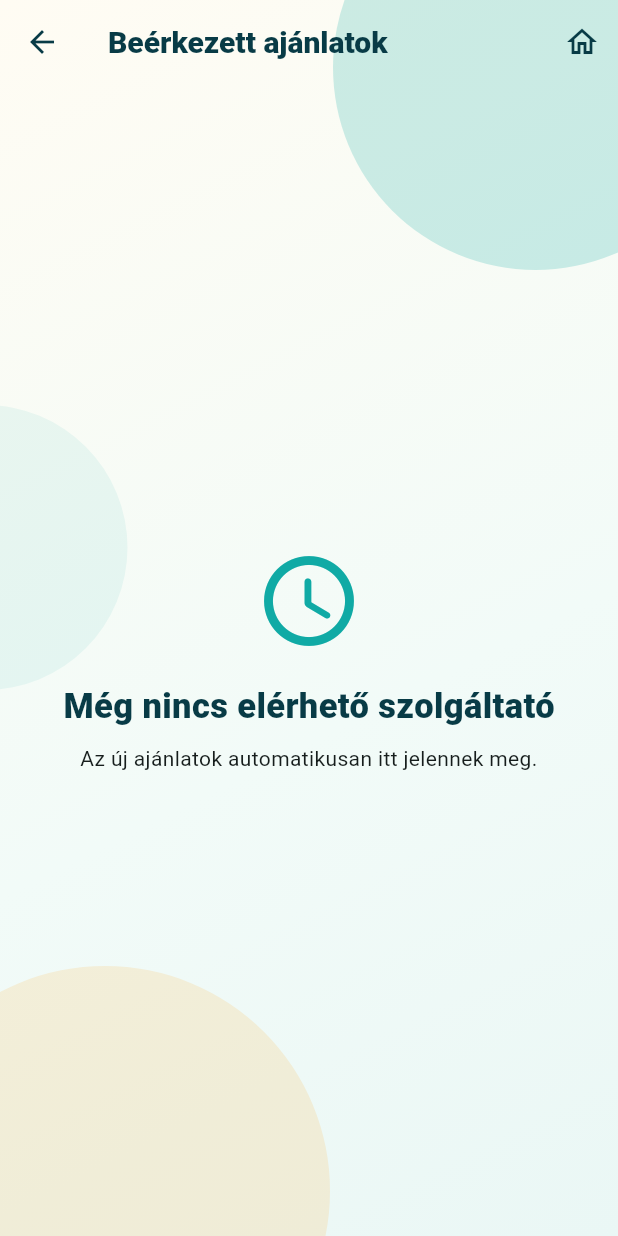
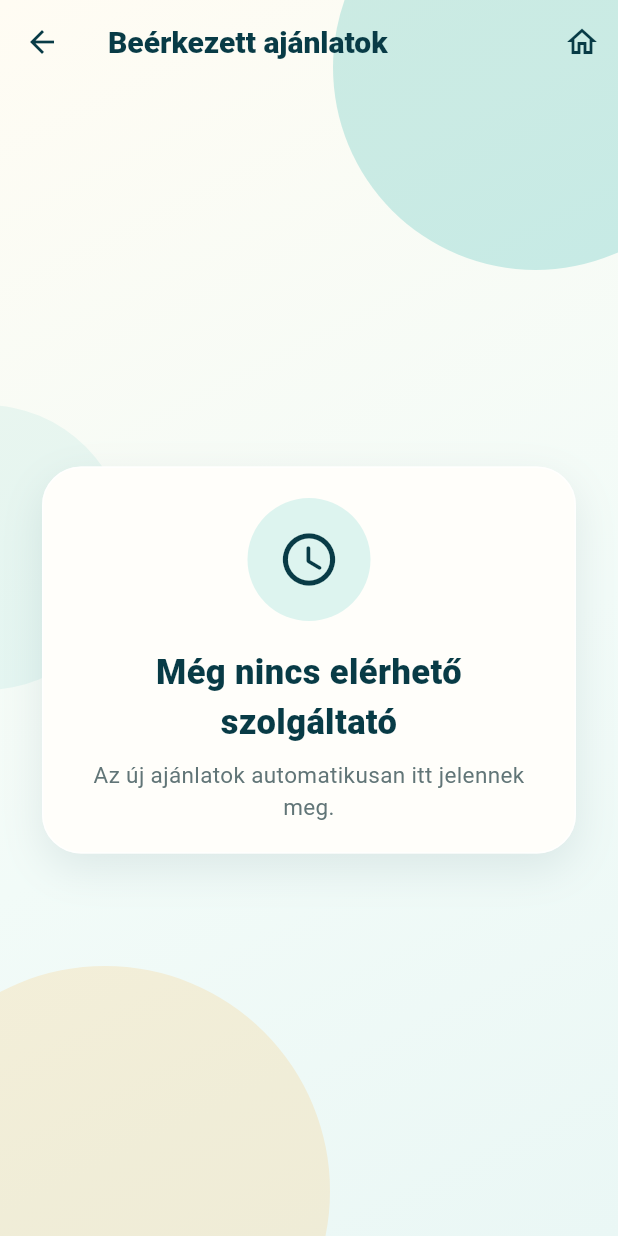
Before and after one commit to bokatimea-debug/takimaki_full, a Flutter app: the OffersScreen screen opened by its route, on a phone screen of 412 x 824 dp. Run offline on Flutter 3.47's test engine with Material 3 defaults, Android fonts, the phone set to English and light mode, and no system bars; our stand-ins replace image_picker, shared_preferences; accounts and stored records are empty.

Commit message:
Align approved UI cards and verify individual screen dialogs

```diff
--- a/lib/screens/offers_screen.dart
+++ b/lib/screens/offers_screen.dart
@@ -86,30 +86,10 @@ class _OffersScreenState extends State<OffersScreen> {
       child: _loading
           ? const Center(child: CircularProgressIndicator())
           : _offers.where((o) => o['status'] == 'pending').isEmpty
-          ? const Center(
-              child: Padding(
-                padding: EdgeInsets.all(28),
-                child: Column(
-                  mainAxisSize: MainAxisSize.min,
-                  children: [
-                    Icon(Icons.schedule_rounded, size: 72, color: takiTeal),
-                    SizedBox(height: 18),
-                    Text(
-                      'Még nincs elérhető szolgáltató',
-                      style: TextStyle(
-                        fontSize: 23,
-                        fontWeight: FontWeight.w800,
-                        color: takiTealDark,
-                      ),
-                    ),
-                    SizedBox(height: 8),
-                    Text(
-                      'Az új ajánlatok automatikusan itt jelennek meg.',
-                      textAlign: TextAlign.center,
-                    ),
-                  ],
-                ),
-              ),
+          ? const TakiEmptyState(
+              icon: Icons.schedule_rounded,
+              title: 'Még nincs elérhető szolgáltató',
+              text: 'Az új ajánlatok automatikusan itt jelennek meg.',
             )
           : ListView(
               padding: const EdgeInsets.fromLTRB(18, 12, 18, 16),
@@ -122,7 +102,7 @@ class _OffersScreenState extends State<OffersScreen> {
                 if (_offers.isNotEmpty) ...[
                   const SizedBox(height: 12),
                   TakiPanel(
-                    color: takiMint,
+                    color: takiCardMint,
                     padding: const EdgeInsets.symmetric(
                       horizontal: 16,
                       vertical: 12,
@@ -149,7 +129,7 @@ class _OffersScreenState extends State<OffersScreen> {
                     .where((o) => o['status'] == 'pending')
                     .map(
                       (offer) => Card(
-                        color: takiMint,
+                        color: takiCardMint,
                         elevation: 0,
                         child: Padding(
                           padding: const EdgeInsets.all(18),
```
